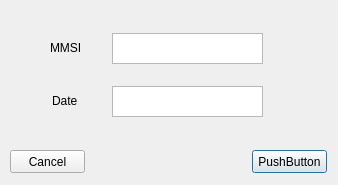
First picture: the form in demo.ui, repository fatemehri/pyqtcassandra, before the edit.
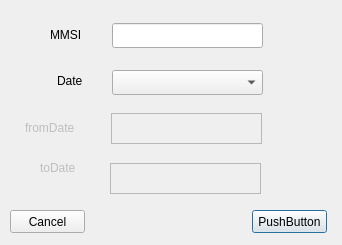
Second picture: the form after the edit.

What changed in the file:
```diff
--- a/demo.ui
+++ b/demo.ui
@@ -6,8 +6,8 @@
    <rect>
     <x>0</x>
     <y>0</y>
-    <width>338</width>
-    <height>185</height>
+    <width>342</width>
+    <height>245</height>
    </rect>
   </property>
   <property name="windowTitle">
@@ -17,7 +17,7 @@
    <property name="geometry">
     <rect>
      <x>252</x>
-     <y>150</y>
+     <y>210</y>
      <width>75</width>
      <height>23</height>
     </rect>
@@ -26,31 +26,11 @@
     <string>PushButton</string>
    </property>
   </widget>
-  <widget class="QTextEdit" name="textEdit_fDate">
-   <property name="geometry">
-    <rect>
-     <x>112</x>
-     <y>86</y>
-     <width>151</width>
-     <height>31</height>
-    </rect>
-   </property>
-  </widget>
-  <widget class="QTextEdit" name="textEdit_MMSI">
-   <property name="geometry">
-    <rect>
-     <x>112</x>
-     <y>33</y>
-     <width>151</width>
-     <height>31</height>
-    </rect>
-   </property>
-  </widget>
   <widget class="QLabel" name="label">
    <property name="geometry">
     <rect>
-     <x>52</x>
-     <y>94</y>
+     <x>57</x>
+     <y>74</y>
      <width>47</width>
      <height>13</height>
     </rect>
@@ -63,7 +43,7 @@
    <property name="geometry">
     <rect>
      <x>50</x>
-     <y>40</y>
+     <y>27</y>
      <width>61</width>
      <height>16</height>
     </rect>
@@ -76,7 +56,7 @@
    <property name="geometry">
     <rect>
      <x>10</x>
-     <y>150</y>
+     <y>210</y>
      <width>75</width>
      <height>23</height>
     </rect>
@@ -85,6 +65,114 @@
     <string>Cancel</string>
    </property>
   </widget>
+  <widget class="QComboBox" name="comboBox">
+   <property name="geometry">
+    <rect>
+     <x>112</x>
+     <y>70</y>
+     <width>151</width>
+     <height>25</height>
+    </rect>
+   </property>
+  </widget>
+  <widget class="QTextEdit" name="textEdit_fromDate">
+   <property name="enabled">
+    <bool>false</bool>
+   </property>
+   <property name="geometry">
+    <rect>
+     <x>111</x>
+     <y>113</y>
+     <width>151</width>
+     <height>31</height>
+    </rect>
+   </property>
+   <property name="mouseTracking">
+    <bool>true</bool>
+   </property>
+   <property name="tabChangesFocus">
+    <bool>true</bool>
+   </property>
+   <property name="overwriteMode">
+    <bool>true</bool>
+   </property>
+   <property name="textInteractionFlags">
+    <set>Qt::LinksAccessibleByKeyboard|Qt::LinksAccessibleByMouse|Qt::TextBrowserInteraction|Qt::TextEditable|Qt::TextEditorInteraction|Qt::TextSelectableByKeyboard|Qt::TextSelectableByMouse</set>
+   </property>
+  </widget>
+  <widget class="QTextEdit" name="textEdit_toDate">
+   <property name="enabled">
+    <bool>false</bool>
+   </property>
+   <property name="geometry">
+    <rect>
+     <x>110</x>
+     <y>163</y>
+     <width>151</width>
+     <height>31</height>
+    </rect>
+   </property>
+   <property name="mouseTracking">
+    <bool>true</bool>
+   </property>
+   <property name="tabChangesFocus">
+    <bool>true</bool>
+   </property>
+   <property name="overwriteMode">
+    <bool>true</bool>
+   </property>
+   <property name="textInteractionFlags">
+    <set>Qt::LinksAccessibleByKeyboard|Qt::LinksAccessibleByMouse|Qt::TextBrowserInteraction|Qt::TextEditable|Qt::TextEditorInteraction|Qt::TextSelectableByKeyboard|Qt::TextSelectableByMouse</set>
+   </property>
+  </widget>
+  <widget class="QLabel" name="label_fromDate">
+   <property name="enabled">
+    <bool>false</bool>
+   </property>
+   <property name="geometry">
+    <rect>
+     <x>25</x>
+     <y>120</y>
+     <width>71</width>
+     <height>16</height>
+    </rect>
+   </property>
+   <property name="text">
+    <string>fromDate</string>
+   </property>
+  </widget>
+  <widget class="QLabel" name="label_toDate">
+   <property name="enabled">
+    <bool>false</bool>
+   </property>
+   <property name="geometry">
+    <rect>
+     <x>40</x>
+     <y>160</y>
+     <width>51</width>
+     <height>16</height>
+    </rect>
+   </property>
+   <property name="frameShape">
+    <enum>QFrame::NoFrame</enum>
+   </property>
+   <property name="text">
+    <string>toDate</string>
+   </property>
+  </widget>
+  <widget class="QLineEdit" name="lineEdit">
+   <property name="geometry">
+    <rect>
+     <x>112</x>
+     <y>23</y>
+     <width>151</width>
+     <height>25</height>
+    </rect>
+   </property>
+   <property name="inputMask">
+    <string/>
+   </property>
+  </widget>
  </widget>
  <resources/>
  <connections/>
```
